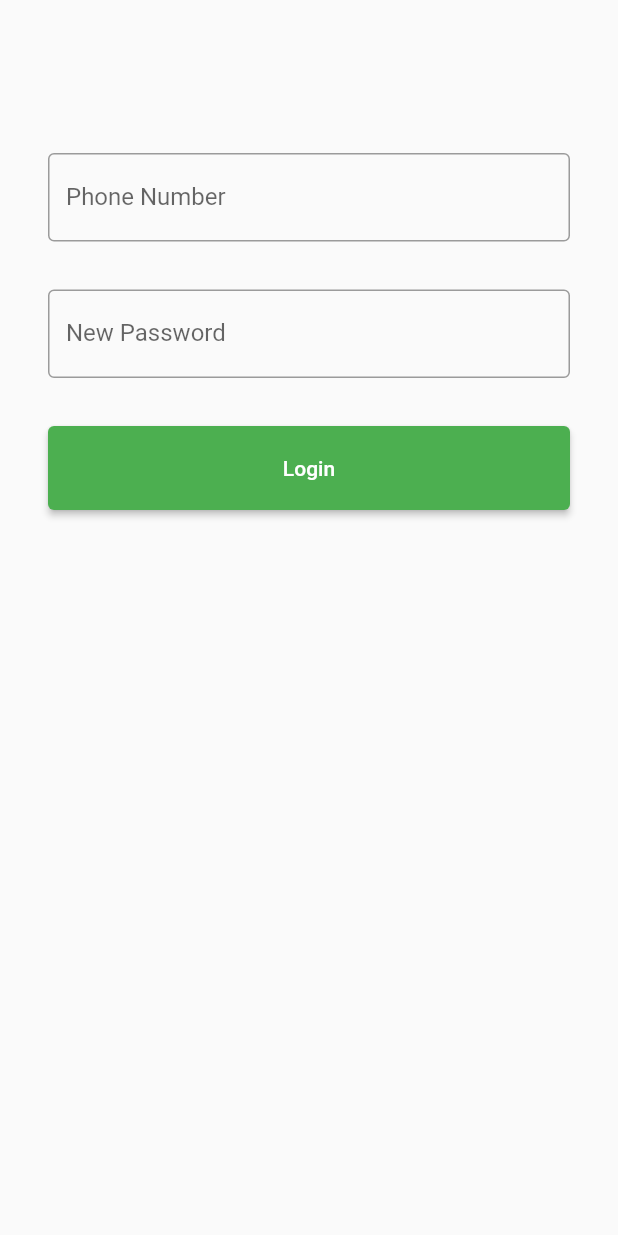
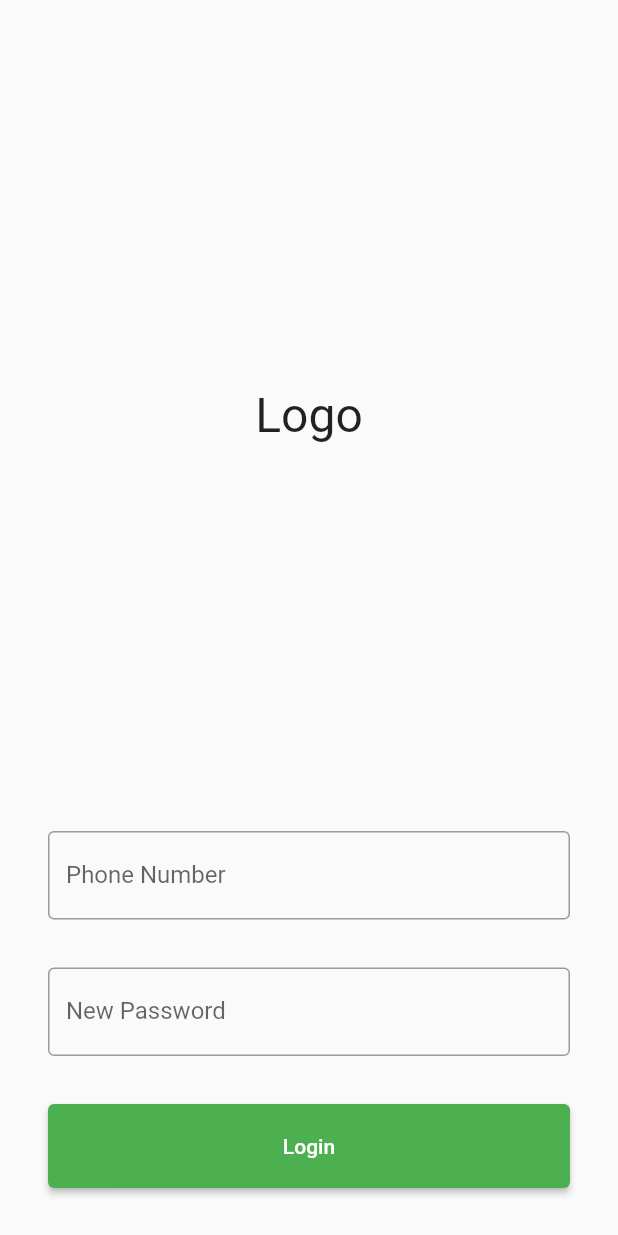
Before and after one commit to evodekan/save, a Flutter app: the SignInPage screen opened directly, on a phone screen of 412 x 824 dp. Run offline on Flutter 3.47's test engine with Material 2 defaults, Android fonts, the phone set to English and light mode, and no system bars; our stand-ins replace device_preview.

Commit message:
other changes

```diff
--- a/lib/main.dart
+++ b/lib/main.dart
@@ -32,7 +32,7 @@ class MyApp extends StatelessWidget {
       locale: DevicePreview.locale(context),
       builder: DevicePreview.appBuilder,
       debugShowCheckedModeBanner: false,
-      home: const HomeAdminPage(),
+      home: const SignUpPage(),
     );
   }
 }
--- a/lib/pages/Authauntication/signin.dart
+++ b/lib/pages/Authauntication/signin.dart
@@ -12,13 +12,22 @@ class _SignInPageState extends State<SignInPage> {
   Widget build(BuildContext context) {
     return Scaffold(
         body: SingleChildScrollView(
-      padding: const EdgeInsets.all(32),
+      padding: const EdgeInsets.symmetric(horizontal: 32),
+      child: SizedBox(
+        height: MediaQuery.of(context).size.height,
         child: Form(
           child: Column(
             mainAxisAlignment: MainAxisAlignment.center,
             children: <Widget>[
-            const SizedBox(
-              height: 70,
+              Expanded(
+                child: Container(),
+              ),
+              const Text(
+                "Logo",
+                style: TextStyle(fontSize: 32),
+              ),
+              Expanded(
+                child: Container(),
               ),
               TextFormField(
                 decoration: const InputDecoration(
@@ -55,7 +64,11 @@ class _SignInPageState extends State<SignInPage> {
                   ),
                 ],
               ),
+              const SizedBox(
+                height: 32,
+              ),
             ],
+          ),
         ),
       ),
     ));
```
Also changed, not shown: lib/pages/Authauntication/signup.dart (+12 -0 lines). Lines whose indentation alone changed are shown as unchanged.
